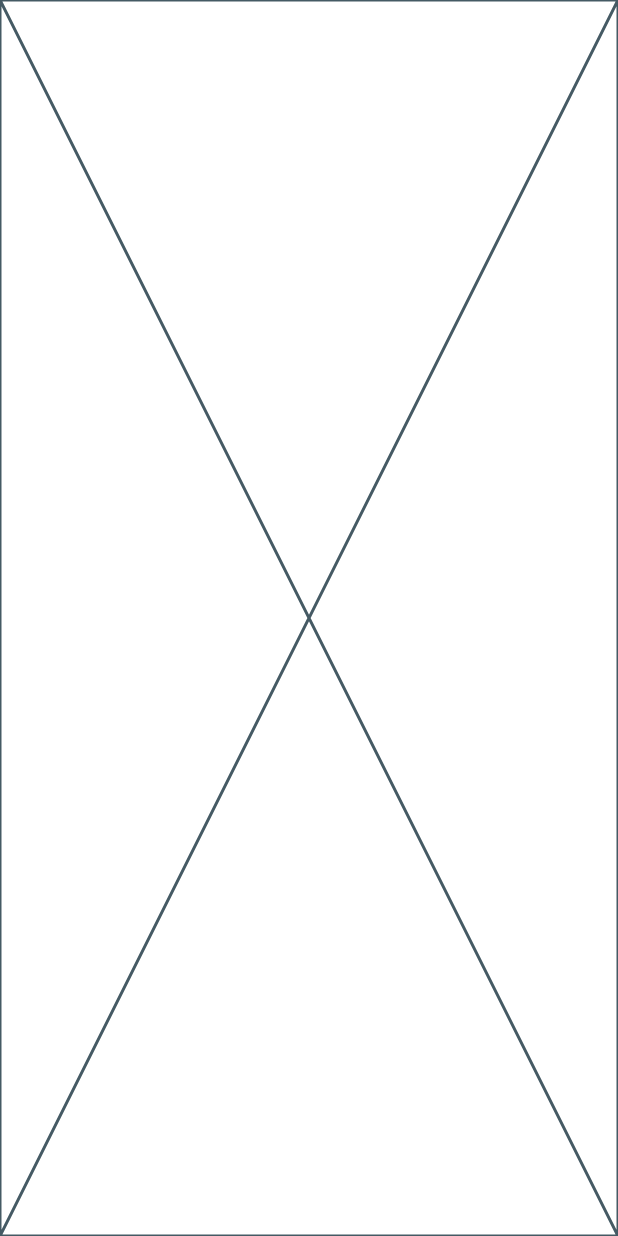
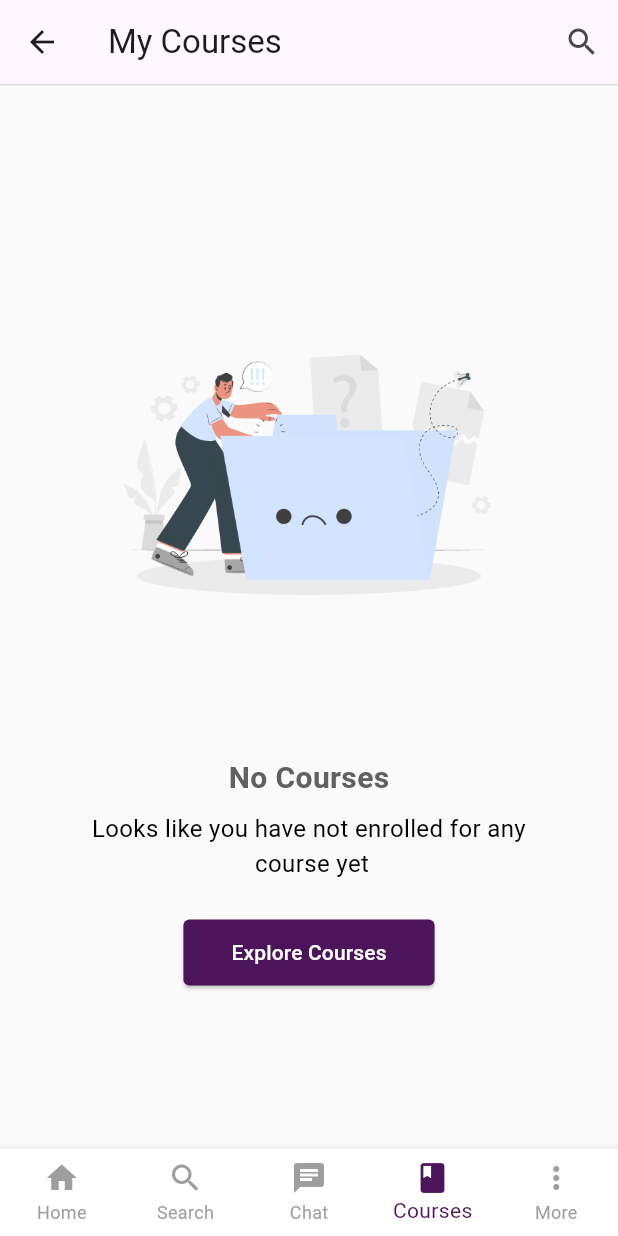
Before and after one commit to neemaaaaa/yan, a Flutter app: the LoginScreen screen opened directly, after a tap on "Login", on a phone screen of 412 x 824 dp. Run offline on Flutter 3.47's test engine with Material 3 defaults, Android fonts, the phone set to English and light mode, and no system bars.

Commit message:
Mise à jour

```diff
--- /dev/null
+++ b/lib/cours/home_page .dart
@@ -0,0 +1,169 @@
+import 'package:flutter/material.dart';
+import 'package:yan/cours/cour1.dart';
+
+class MainNavigationPage extends StatefulWidget {
+  @override
+  _MainNavigationPageState createState() => _MainNavigationPageState();
+}
+
+class _MainNavigationPageState extends State<MainNavigationPage> {
+  int _currentIndex = 3;
+
+  final List<Widget> _pages = [
+    PlaceholderWidget(icon: Icons.home, title: 'Home'),
+    PlaceholderWidget(icon: Icons.search, title: 'Search'),
+    PlaceholderWidget(icon: Icons.chat, title: 'Chat'),
+    MyCoursesPage(),
+    PlaceholderWidget(icon: Icons.more_vert, title: 'More'),
+  ];
+
+  @override
+  Widget build(BuildContext context) {
+    return Scaffold(
+      body: _pages[_currentIndex],
+      bottomNavigationBar: BottomNavigationBar(
+        currentIndex: _currentIndex,
+        onTap: (index) {
+          setState(() {
+            _currentIndex = index;
+          });
+        },
+        type: BottomNavigationBarType.fixed,
+        selectedItemColor: Color(0xFF4B145B), // Couleur violette pour l'item actif
+        unselectedItemColor: Colors.grey,     // Couleur grise pour les autres
+        backgroundColor: Colors.white,         // Fond blanc
+        items: const [
+          BottomNavigationBarItem(
+            icon: Icon(Icons.home),
+            label: 'Home',
+          ),
+          BottomNavigationBarItem(
+            icon: Icon(Icons.search),
+            label: 'Search',
+          ),
+          BottomNavigationBarItem(
+            icon: Icon(Icons.chat),
+            label: 'Chat',
+          ),
+          BottomNavigationBarItem(
+            icon: Icon(Icons.book), // Icône pour Courses
+            label: 'Courses',
+          ),
+          BottomNavigationBarItem(
+            icon: Icon(Icons.more_vert), // Icône 3 points pour More
+            label: 'More',
+          ),
+        ],
+      ),
+    );
+  }
+}
+
+class PlaceholderWidget extends StatelessWidget {
+  final IconData icon;
+  final String title;
+
+  const PlaceholderWidget({required this.icon, required this.title, Key? key}) : super(key: key);
+
+  @override
+  Widget build(BuildContext context) {
+    return Center(
+      child: Column(
+        mainAxisAlignment: MainAxisAlignment.center,
+        children: [
+          Icon(icon, size: 64, color: Colors.grey),
+          const SizedBox(height: 16),
+          Text(title, style: const TextStyle(fontSize: 24, color: Colors.grey)),
+        ],
+      ),
+    );
+  }
+}
+
+class MyCoursesPage extends StatelessWidget {
+  @override
+  Widget build(BuildContext context) {
+    return Scaffold(
+      appBar: AppBar(
+
+        title: const Text('My Courses'),
+        elevation: 0,
+        actions: [
+          IconButton(
+            icon: const Icon(Icons.search),
+            onPressed: () {
+              // Action de recherche
+              print('Search icon pressed');
+              // Tu peux ici afficher une barre de recherche
+            },
+          ),
+        ],
+      ),
+      body: Column(
+        children: [
+          Divider(
+            height: 1,
+            thickness: 1,
+            color: Colors.grey[300],
+          ),
+          Expanded(
+            child: Center(
+              child: SingleChildScrollView(
+                child: Column(
+                  mainAxisAlignment: MainAxisAlignment.center,
+                  children: [
+
+                    Image.asset(
+                      'assets/images/4.png',
+                      width: 300,
+                      height: 300,
+                    ),
+                    const SizedBox(height: 24),
+
+                    const SizedBox(height: 16),
+                    Text(
+                      'No Courses',
+                      style: TextStyle(
+                        fontSize: 20,
+                        fontWeight: FontWeight.bold,
+                        color: Colors.grey[700],
+                      ),
+                    ),
+                    const SizedBox(height: 8),
+                    Text(
+                      'Looks like you have not enrolled for any\n course yet',
+                      textAlign: TextAlign.center,
+                      style: TextStyle(
+                        fontSize: 16,
+                        color: Colors.black,
+                      ),
+                    ),
+                    const SizedBox(height: 24),
+
+                    ElevatedButton(
+                      onPressed: () {
+                        Navigator.push(
+                          context,
+                          MaterialPageRoute(builder: (context) => PageOne()),
+                        );
+                      },
+                      child: const Text('Explore Courses'),
+                      style: ElevatedButton.styleFrom(
+                        backgroundColor: Color(0xFF4B145B),
+                        foregroundColor: Colors.white,
+                        padding: const EdgeInsets.symmetric(horizontal: 32, vertical: 12),
+                        shape: RoundedRectangleBorder(
+                          borderRadius: BorderRadius.circular(4),
+                        ),
+                      ),
+                    ),
+                  ],
+                ),
+              ),
+            ),
+          ),
+        ],
+      ),
+    );
+  }
+}
--- a/lib/login.dart
+++ b/lib/login.dart
@@ -1,7 +1,7 @@
 import 'package:flutter/material.dart';
-import 'package:yan/home.dart';
-import 'signup.dart'; // Import du fichier de SignUp
-import 'forgetpwd.dart'; // Import du fichier ForgotPassword
+import 'package:yan/cours/home_page .dart';
+import 'signup.dart';
+import 'forgetpwd.dart';
 
 class LoginScreen extends StatelessWidget {
   static const Color primaryColor = Color(0xFF4B145B);
@@ -65,7 +65,7 @@ class LoginScreen extends StatelessWidget {
                   onPressed: () { Navigator.push(
                     context,
                     MaterialPageRoute(
-                      builder: (context) => Home(),
+                      builder: (context) => MainNavigationPage(),
                     ),
                   );},
                   style: ElevatedButton.styleFrom(
```
Also changed, not shown: lib/cours/cour1.dart (added, +143 -0 lines), assets/images/4.png (added).
